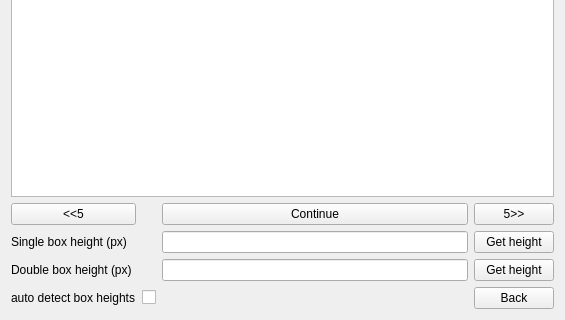
Above: SubScraperGUI/HeightSelect.ui from lkelly451/SubScraperGUI before the change; both pictures show x 0 to 565 and y 386 to 706 of the 565 by 706 pixel window. Below: the same form after it.
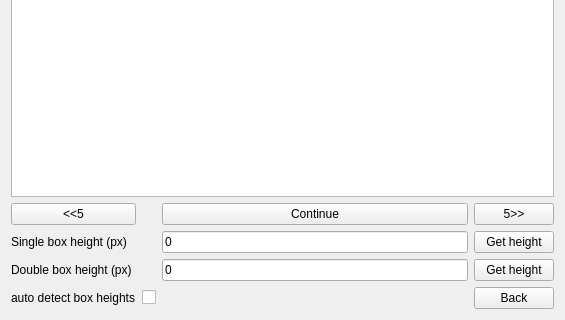
That is the form after the change.

Patch:
```diff
--- a/SubScraperGUI/HeightSelect.ui
+++ b/SubScraperGUI/HeightSelect.ui
@@ -88,10 +88,18 @@
     </widget>
    </item>
    <item row="3" column="2">
-    <widget class="QLineEdit" name="singleLineEdit"/>
+    <widget class="QLineEdit" name="singleLineEdit">
+     <property name="text">
+      <string>0</string>
+     </property>
+    </widget>
    </item>
    <item row="4" column="2">
-    <widget class="QLineEdit" name="doubleLineEdit"/>
+    <widget class="QLineEdit" name="doubleLineEdit">
+     <property name="text">
+      <string>0</string>
+     </property>
+    </widget>
    </item>
    <item row="5" column="2">
     <widget class="QLabel" name="continueWarning">
```
